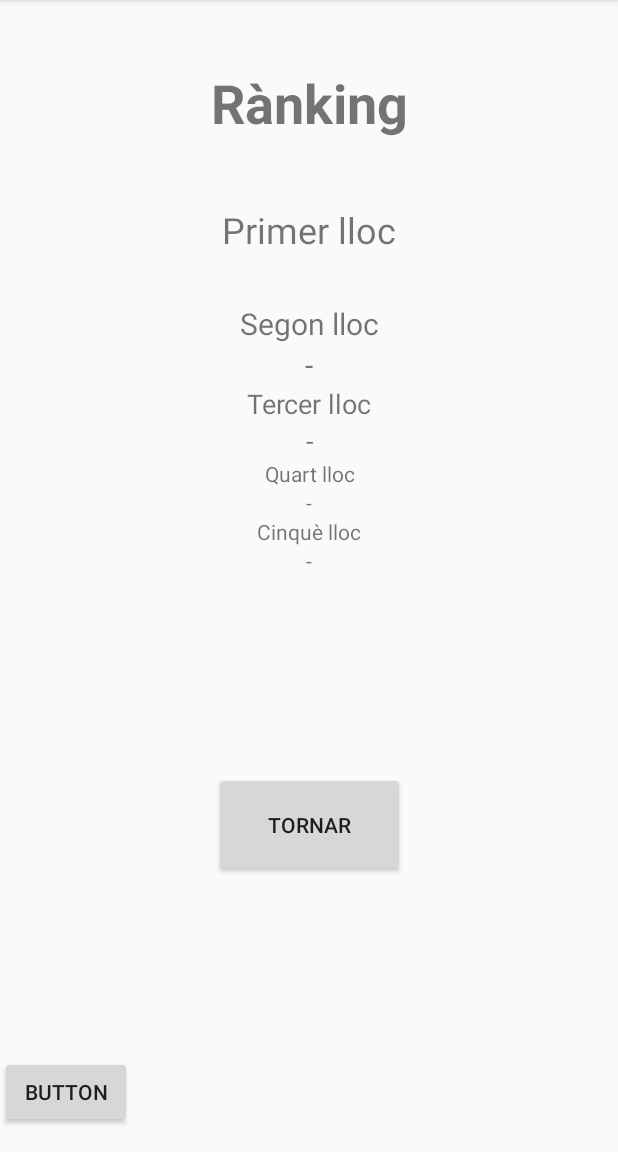
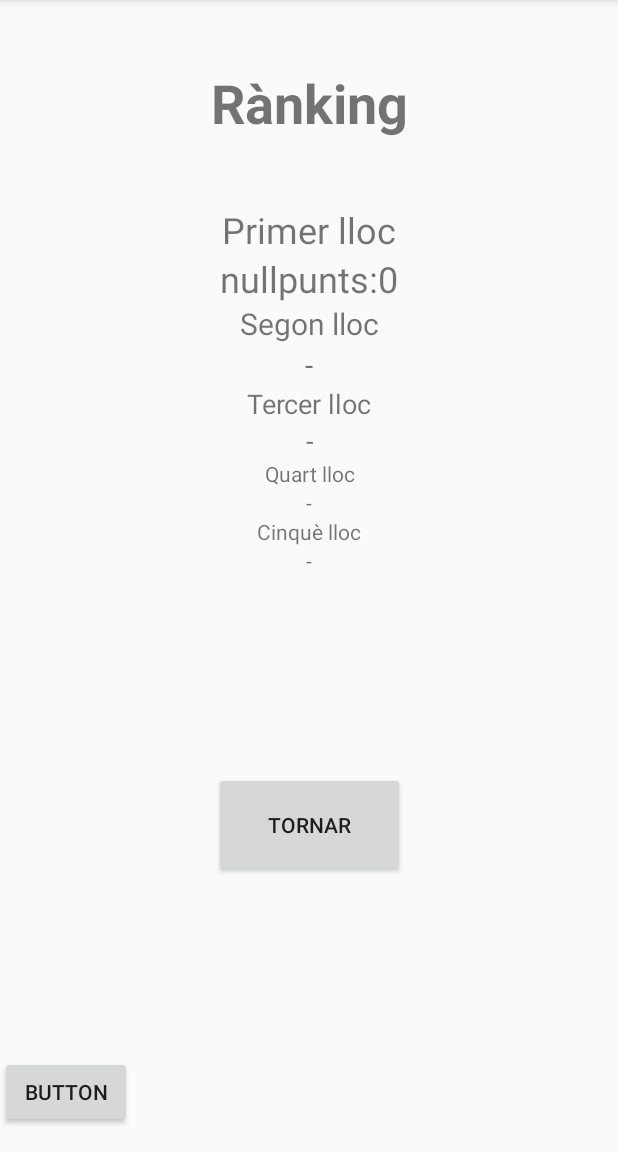
Before and after one commit to CescFT/Practica2_AME, an Android app: the RankingActivity screen opened directly, with no data from a screen before it, after a tap on "BUTTON", on a phone screen of 412 x 824 dp, the part 84-1236 px from its top. Run offline under Robolectric (Android 15) with nearby library versions, the phone set to English and light mode, and no system bars; 1 statement that could not run was skipped.

Commit message:
master: ranking algorism done. Some bugs to remove.

```diff
--- /dev/null
+++ b/app/src/main/java/com/example/ame_simonsays/Guanyador.java
@@ -0,0 +1,44 @@
+package com.example.ame_simonsays;
+
+public class Guanyador implements Comparable<Guanyador>{
+    private String nomJugador;
+    private int puntuacioObtinguda;
+
+    public Guanyador(String nomJugador, int puntuacioObtinguda) {
+        this.nomJugador = nomJugador;
+        this.puntuacioObtinguda = puntuacioObtinguda;
+    }
+
+    public String getNomJugador() {
+        return nomJugador;
+    }
+
+    public void setNomJugador(String nomJugador) {
+        this.nomJugador = nomJugador;
+    }
+
+    public int getPuntuacioObtinguda() {
+        return puntuacioObtinguda;
+    }
+
+    public void setPuntuacioObtinguda(int puntuacioObtinguda) {
+        this.puntuacioObtinguda = puntuacioObtinguda;
+    }
+
+    @Override
+    public String toString() {
+        return "Guanyador{" +
+                "nomJugador='" + nomJugador + '\'' +
+                ", puntuacioObtinguda=" + puntuacioObtinguda +
+                '}';
+    }
+
+    @Override
+    public int compareTo(Guanyador o) {
+        if(this.getPuntuacioObtinguda() < o.getPuntuacioObtinguda())
+            return -1;
+        else if(this.getPuntuacioObtinguda() > o.getPuntuacioObtinguda())
+            return 1;
+        else return 0;
+    }
+}
--- a/app/src/main/java/com/example/ame_simonsays/MainActivity.java
+++ b/app/src/main/java/com/example/ame_simonsays/MainActivity.java
@@ -6,6 +6,7 @@ import android.content.Intent;
 import android.content.SharedPreferences;
 import android.os.Bundle;
 import android.os.Handler;
+import android.preference.PreferenceManager;
 import android.util.Log;
 import android.view.View;
 import android.widget.Button;
@@ -127,6 +128,9 @@ public class MainActivity extends AppCompatActivity {
         mostrarComponents();
         Intent intent = new Intent(MainActivity.this,RankingActivity.class);
         intent.putExtra("Puntuacio", String.valueOf(punts));
+        intent.putExtra("nomJugador", textNomJugador.getText().toString());
+        sharedPrefsEditor.putString(textNomJugador.getText().toString(), String.valueOf(punts));
+        sharedPrefsEditor.commit();
         startActivity(intent);
     }
 
--- a/app/src/main/java/com/example/ame_simonsays/RankingActivity.java
+++ b/app/src/main/java/com/example/ame_simonsays/RankingActivity.java
@@ -4,6 +4,8 @@ import android.content.Context;
 import android.content.SharedPreferences;
 import android.os.Bundle;
 import android.os.PersistableBundle;
+import android.preference.PreferenceManager;
+import android.util.Log;
 import android.view.View;
 import android.widget.Button;
 import android.widget.TextView;
@@ -11,14 +13,20 @@ import android.widget.TextView;
 import androidx.annotation.Nullable;
 import androidx.appcompat.app.AppCompatActivity;
 
+import java.util.ArrayList;
+import java.util.Collections;
+import java.util.List;
+
 public class RankingActivity extends AppCompatActivity {
 
-    private TextView text1;
+    private TextView text1, text2, text3, text4, text5;
     private Button btnUpdateRanking;
 
     public void onClickBotoBack(View view){
         this.onBackPressed();
     }
+
+    private SharedPreferences mPreferences;
 
     @Override
     protected void onCreate(Bundle savedInstanceState) {
@@ -26,8 +34,12 @@ public class RankingActivity extends AppCompatActivity {
 
         setContentView(R.layout.activity_ranking);
         text1 = (TextView) findViewById(R.id.rankText1);
+        text2 = (TextView) findViewById(R.id.rankText2);
+        text3 = (TextView) findViewById(R.id.rankText3);
+        text4 = (TextView) findViewById(R.id.rankText4);
+        text5 = (TextView) findViewById(R.id.rankText5);
         btnUpdateRanking = (Button) findViewById(R.id.updateRanking);
-
+        mPreferences = getPreferences(MODE_PRIVATE);
 
 
 
@@ -35,7 +47,47 @@ public class RankingActivity extends AppCompatActivity {
 
     public void onClickButtonUpdate(View view){
         String data = getIntent().getStringExtra("Puntuacio");
-        text1.setText(data);
+        String nomJugadorActual = getIntent().getStringExtra("nomJugador");
+        int puntuacioActual = Integer.valueOf(data);
+        List<Guanyador> guanyadors = new ArrayList<Guanyador>();
+
+        for(String jugador : mPreferences.getAll().keySet()){
+            String puntsJugadorEmmagatzemat = String.valueOf(mPreferences.getAll().get(jugador));
+            int integerPuntsJugadorEmmagatzemat = Integer.valueOf(puntsJugadorEmmagatzemat);
+
+            guanyadors.add(new Guanyador(jugador, integerPuntsJugadorEmmagatzemat));
+        }
+
+        guanyadors.add(new Guanyador(nomJugadorActual, puntuacioActual));
+
+        Collections.sort(guanyadors);
+
+        for(int i = 0; i<guanyadors.size(); i++)
+        {
+            String textToPrint="";
+            switch (i){
+                case 0:
+                    textToPrint = guanyadors.get(0).getNomJugador()+"punts:"+String.valueOf(guanyadors.get(0).getPuntuacioObtinguda());
+                    text1.setText(textToPrint);
+                    break;
+                case 1:
+                    textToPrint = guanyadors.get(1).getNomJugador()+"punts:"+String.valueOf(guanyadors.get(1).getPuntuacioObtinguda());
+                    text2.setText(textToPrint);
+                    break;
+                case 2:
+                    textToPrint = guanyadors.get(2).getNomJugador()+"punts:"+String.valueOf(guanyadors.get(2).getPuntuacioObtinguda());
+                    text3.setText(textToPrint);
+                    break;
+                case 3:
+                    textToPrint = guanyadors.get(3).getNomJugador()+"punts:"+String.valueOf(guanyadors.get(3).getPuntuacioObtinguda());
+                    text4.setText(textToPrint);
+                    break;
+                case 4:
+                    textToPrint = guanyadors.get(4).getNomJugador()+"punts:"+String.valueOf(guanyadors.get(4).getPuntuacioObtinguda());
+                    text5.setText(textToPrint);
+                    break;
+            }
+        }
 
     }
 
--- a/app/src/main/res/layout/activity_main.xml
+++ b/app/src/main/res/layout/activity_main.xml
@@ -182,7 +182,7 @@
         android:layout_marginTop="5dp"
         android:layout_marginEnd="16dp"
         android:ems="10"
-        android:focusable="false"
+        android:focusable="auto"
         android:focusableInTouchMode="true"
         android:gravity="center_horizontal"
         android:inputType="textPersonName"
```
